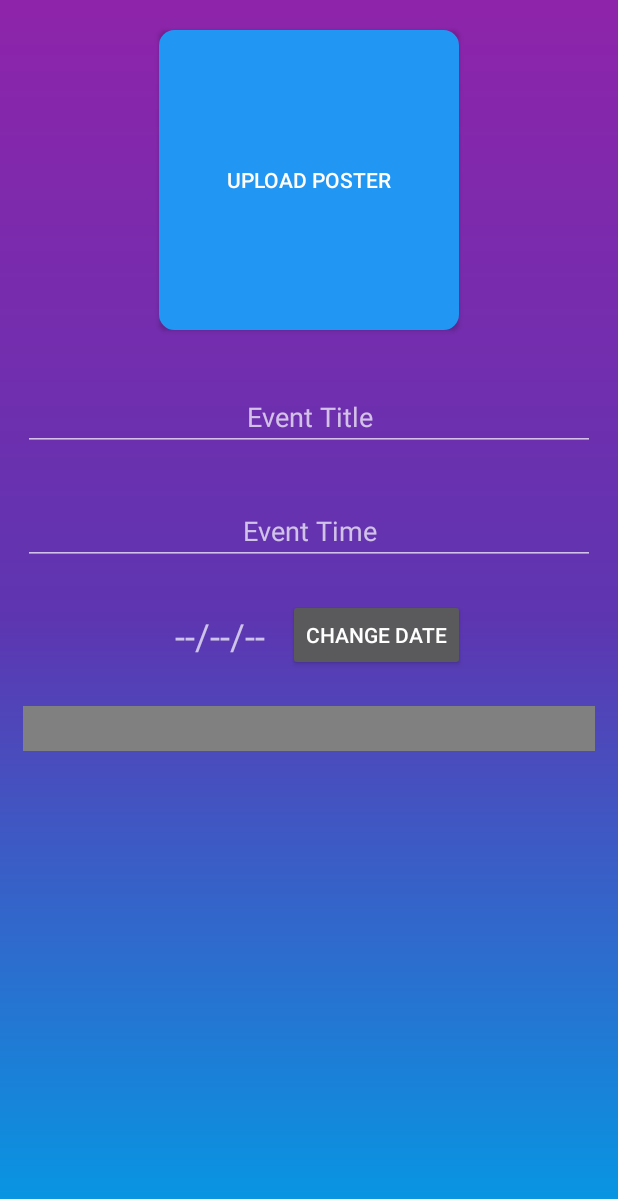
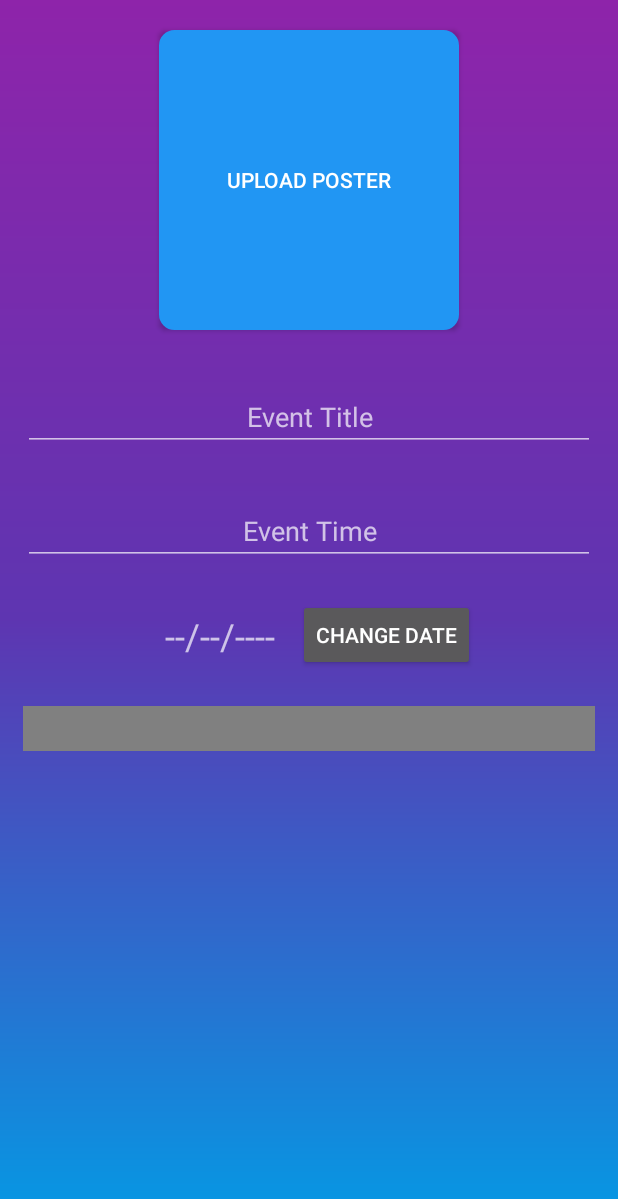
Before and after one commit to jram99/YouIn, an Android app: the CreateNewPost screen opened through its navigation route, on a phone screen of 412 x 824 dp. Shown: the top 1199 px of the screen. Run offline under Robolectric (Android 15) with nearby library versions, the phone set to English and light mode, and no system bars; our stand-ins replace Firebase (no records; nobody signed in at launch, a user with empty details on screens opened directly), data binding; Roboto replaces fonts that are not available here.

Commit message:
Still some changes to create post

```diff
--- a/app/src/main/java/com/example/youin/CreateNewPost.kt
+++ b/app/src/main/java/com/example/youin/CreateNewPost.kt
@@ -4,14 +4,13 @@ package com.example.youin
 
 import android.app.DatePickerDialog
 import android.os.Bundle
+import android.util.Log
 import androidx.fragment.app.Fragment
 import android.view.LayoutInflater
 import android.view.View
 import android.view.ViewGroup
-import android.widget.DatePicker
 import androidx.databinding.DataBindingUtil
 import com.example.youin.databinding.FragmentCreateNewPostBinding
-import java.text.SimpleDateFormat
 import java.util.*
 
 
@@ -21,9 +20,6 @@ import java.util.*
  */
 class CreateNewPost : Fragment() {
 
-    var cal = Calendar.getInstance()
-
-
 
 
     override fun onCreateView(
@@ -31,9 +27,28 @@ class CreateNewPost : Fragment() {
         savedInstanceState: Bundle?
     ): View? {
 
+
         val binding = DataBindingUtil.inflate<FragmentCreateNewPostBinding>(inflater,
             R.layout.fragment_create_new_post,container,false)
 
+        val c = Calendar.getInstance()
+        val year = c.get(Calendar.YEAR)
+        val month = c.get(Calendar.MONTH)
+        val day = c.get(Calendar.DAY_OF_MONTH)
+
+        binding.eventDateButton.setOnClickListener {view: View ->
+            Log.println(Log.WARN, "ISSUE!", "I got here")
+            val dpd = DatePickerDialog(view!!.context, DatePickerDialog.OnDateSetListener {
+                    view, year, monthOfYear, dayOfMonth ->
+                binding.eventDate.text = ("$dayOfMonth/$monthOfYear/$year")
+            }, year, month, day)
+
+            dpd.show()
+        }
+
+
+
+/*
         val dateSetListener =
             DatePickerDialog.OnDateSetListener { p0, year, monthOfYear, dayOfMonth ->
                 cal.set(Calendar.YEAR, year)
@@ -43,14 +58,18 @@ class CreateNewPost : Fragment() {
                 val myFormat = "MM/dd/yyyy"
                 val sdf = SimpleDateFormat(myFormat, Locale.US)
                 binding.eventDate.text = sdf.format(cal.getTime())
+
+                print("Yea this works too")
             }
 
         binding.eventDateButton.setOnClickListener {
+
             DatePickerDialog(context!!, dateSetListener,
                 cal.get(Calendar.YEAR),
                 cal.get(Calendar.MONTH),
                 cal.get(Calendar.DAY_OF_MONTH)).show()
-        }
+                print("this totally works")
+        } */
 
 
 
--- a/app/src/main/res/layout/fragment_create_new_post.xml
+++ b/app/src/main/res/layout/fragment_create_new_post.xml
@@ -1,14 +1,14 @@
 <?xml version="1.0" encoding="utf-8"?>
 
 <layout xmlns:android="http://schemas.android.com/apk/res/android"
-    xmlns:tools="http://schemas.android.com/tools">
+    xmlns:tools="http://schemas.android.com/tools"
+    tools:context="com.example.youin.CreateNewPost">
 
     <LinearLayout
         android:layout_width="match_parent"
         android:layout_height="match_parent"
         android:background="@drawable/gradient"
-        android:orientation="vertical"
-        tools:context=".CreateNewPost">
+        android:orientation="vertical">
 
         <Button
             android:id="@+id/createNewPost"
@@ -43,7 +43,8 @@
             android:layout_width="match_parent"
             android:layout_height="wrap_content"
             android:orientation="horizontal"
-            android:gravity="center">
+            android:gravity="center"
+            >
 
             <TextView
                 android:id="@+id/eventDate"
--- a/app/src/main/res/values/strings.xml
+++ b/app/src/main/res/values/strings.xml
@@ -22,7 +22,7 @@
     <string name="career_fair_when">When: October 9th, 12:00 - 5:00 PM</string>
     <string name="add_event_photo">Upload Poster</string>
     <string name="add_event_title">Event Title</string>
-    <string name="add_event_date">--/--/--</string>
+    <string name="add_event_date">--/--/----</string>
     <string name="add_event_date_button">CHANGE DATE</string>
     <string name="add_event_time">Event Time</string>
 </resources>
```
